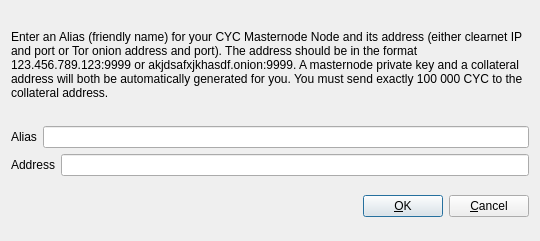
Old version of the form src/qt/forms/addeditadrenalinenode.ui in the repository ListiastZof44/cyclingcoin.
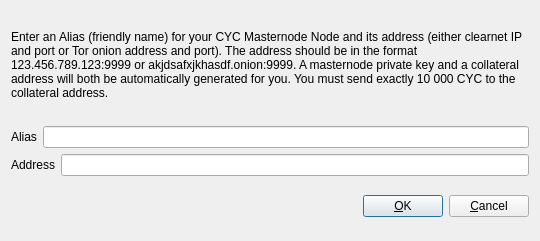
New version of the form.

What changed in the file:
```diff
--- a/src/qt/forms/addeditadrenalinenode.ui
+++ b/src/qt/forms/addeditadrenalinenode.ui
@@ -34,7 +34,7 @@
         </sizepolicy>
        </property>
        <property name="text">
-        <string>&lt;html&gt;&lt;head/&gt;&lt;body&gt;&lt;p&gt;Enter an Alias (friendly name) for your CYC Masternode Node and its address (either clearnet IP and port or Tor onion address and port).  The address should be in the format 123.456.789.123:9999 or akjdsafxjkhasdf.onion:9999.  A masternode private key and a collateral address will both be automatically generated for you.  You must send exactly 100 000 CYC to the collateral address.&lt;/p&gt;&lt;/body&gt;&lt;/html&gt;</string>
+        <string>&lt;html&gt;&lt;head/&gt;&lt;body&gt;&lt;p&gt;Enter an Alias (friendly name) for your CYC Masternode Node and its address (either clearnet IP and port or Tor onion address and port).  The address should be in the format 123.456.789.123:9999 or akjdsafxjkhasdf.onion:9999.  A masternode private key and a collateral address will both be automatically generated for you.  You must send exactly 10 000 CYC to the collateral address.&lt;/p&gt;&lt;/body&gt;&lt;/html&gt;</string>
        </property>
        <property name="wordWrap">
         <bool>true</bool>
```
